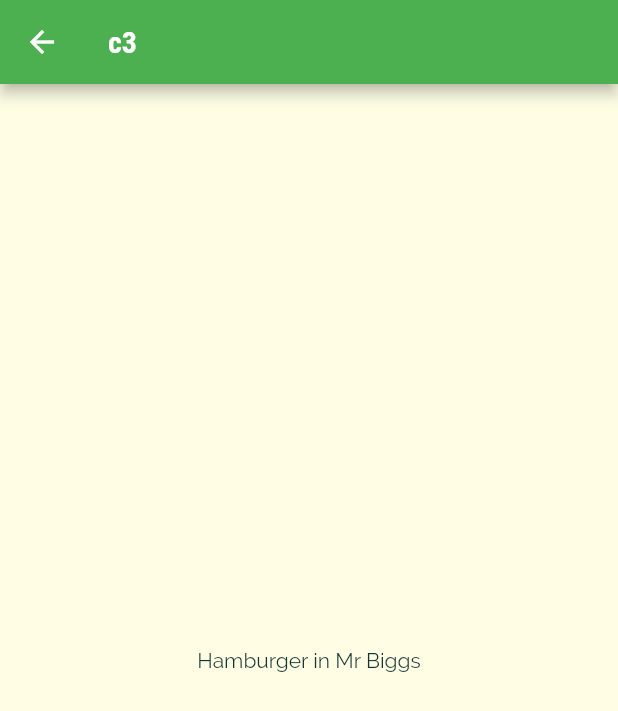
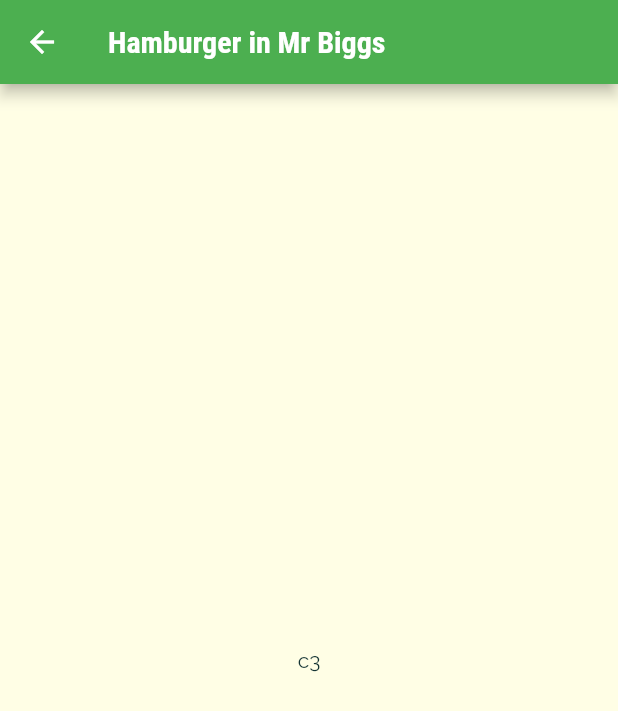
Before and after one commit to Tolulope05/tolu_meal, a Flutter app: the screen it shows after launch, after a tap on "Hamburger in Mr Biggs", on a phone screen of 412 x 824 dp. Shown: the top 711 px of the screen. Run offline on Flutter 3.47's test engine with Material 2 defaults, Android fonts, the phone set to English and light mode, and no system bars.

```diff
--- a/lib/category_item.dart
+++ b/lib/category_item.dart
@@ -12,12 +12,12 @@ class CategoryItem extends StatelessWidget {
     this.color,
   );
   void selectCategory(BuildContext ctx) {
-    Navigator.of(ctx).push(
-      MaterialPageRoute(
-        builder: (_) {
-          return CategoryMealsScreen(id, title);
-        },
-      ),
+    Navigator.of(ctx).pushNamed(
+      '/category-meals',
+      arguments: {
+        'id': id,
+        'title': title,
+      },
     );
   }
 
--- a/lib/category_meals_screen.dart
+++ b/lib/category_meals_screen.dart
@@ -1,21 +1,23 @@
 import 'package:flutter/material.dart';
 
 class CategoryMealsScreen extends StatelessWidget {
-  // const CategoryMealsScreen({Key? key}) : super(key: key);
+  // final String categoryId;
+  // final String categoryTitle;
 
-  final String categoryId;
-  final String categoryTitle;
-
-  CategoryMealsScreen(this.categoryId, this.categoryTitle);
+  // CategoryMealsScreen(this.categoryId, this.categoryTitle);
 
   @override
   Widget build(BuildContext context) {
+    final routeArgs =
+        ModalRoute.of(context)!.settings.arguments as Map<String, String>;
+    final categoryTitle = routeArgs['title'] as String;
+    final categoryId = routeArgs['id'] as String;
     return Scaffold(
       appBar: AppBar(
-        title: Text(categoryId),
+        title: Text(categoryTitle),
       ),
       body: Center(
-        child: Text(categoryTitle),
+        child: Text(categoryId),
       ),
     );
   }
--- a/lib/main.dart
+++ b/lib/main.dart
@@ -1,6 +1,5 @@
-import 'dart:ui';
-
 import 'package:flutter/material.dart';
+import './category_meals_screen.dart';
 import './categories_screen.dart';
 
 void main() => runApp(const MyApp());
@@ -34,6 +33,9 @@ class MyApp extends StatelessWidget {
             ),
       ),
       home: const CategoriesScreen(),
+      routes: {
+        '/category-meals': (ctx) => CategoryMealsScreen(),
+      },
     );
   }
 }
```
